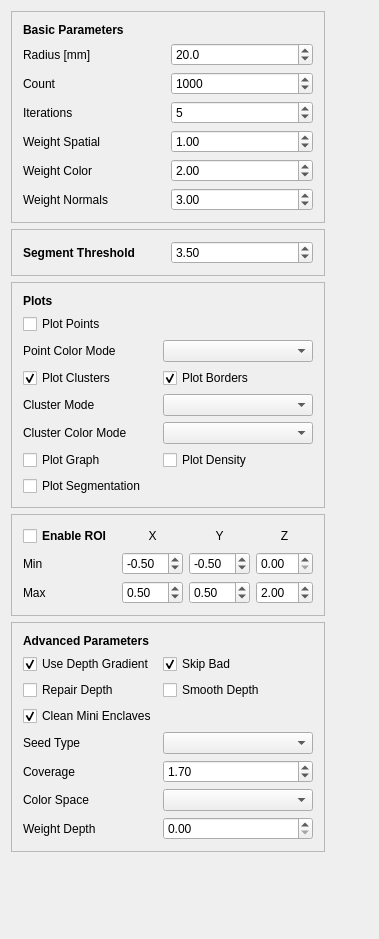
Above: dasp_gui/WdgtSuperpixelParameters.ui from Danvil/dasp before the change. Below: the same form after it.
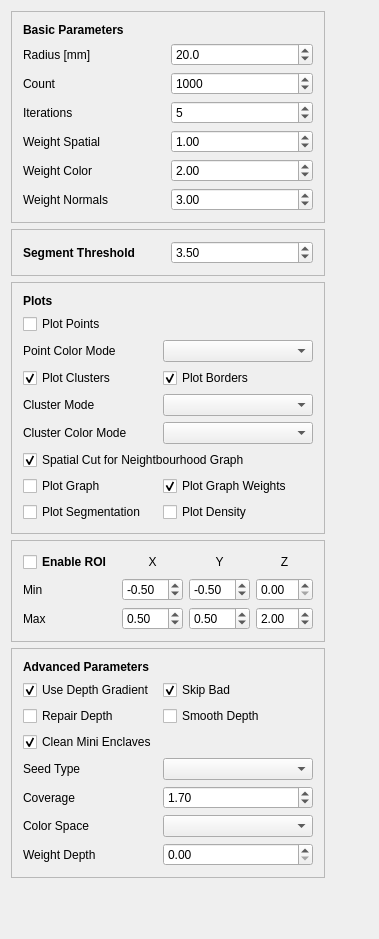
That is the form after the change.

Commit message: Added options to display neighbourhood graph weights and to disable cut by spatial distance.

What changed in the file:
```diff
--- a/dasp_gui/WdgtSuperpixelParameters.ui
+++ b/dasp_gui/WdgtSuperpixelParameters.ui
@@ -261,13 +261,6 @@
         </property>
        </widget>
       </item>
-      <item row="8" column="1">
-       <widget class="QCheckBox" name="checkBoxPlotDensity">
-        <property name="text">
-         <string>Plot Density</string>
-        </property>
-       </widget>
-      </item>
       <item row="4" column="1">
        <widget class="QCheckBox" name="checkBoxPlotBorders">
         <property name="text">
@@ -285,6 +278,33 @@
         </property>
        </widget>
       </item>
+      <item row="8" column="1">
+       <widget class="QCheckBox" name="checkBoxPlotGraphWeights">
+        <property name="text">
+         <string>Plot Graph Weights</string>
+        </property>
+        <property name="checked">
+         <bool>true</bool>
+        </property>
+       </widget>
+      </item>
+      <item row="9" column="1">
+       <widget class="QCheckBox" name="checkBoxPlotDensity">
+        <property name="text">
+         <string>Plot Density</string>
+        </property>
+       </widget>
+      </item>
+      <item row="7" column="0" colspan="2">
+       <widget class="QCheckBox" name="checkBoxPlotGraphSpatialCut">
+        <property name="text">
+         <string>Spatial Cut for Neightbourhood Graph</string>
+        </property>
+        <property name="checked">
+         <bool>true</bool>
+        </property>
+       </widget>
+      </item>
      </layout>
     </widget>
    </item>
```
The commit also changes 4 other files.
